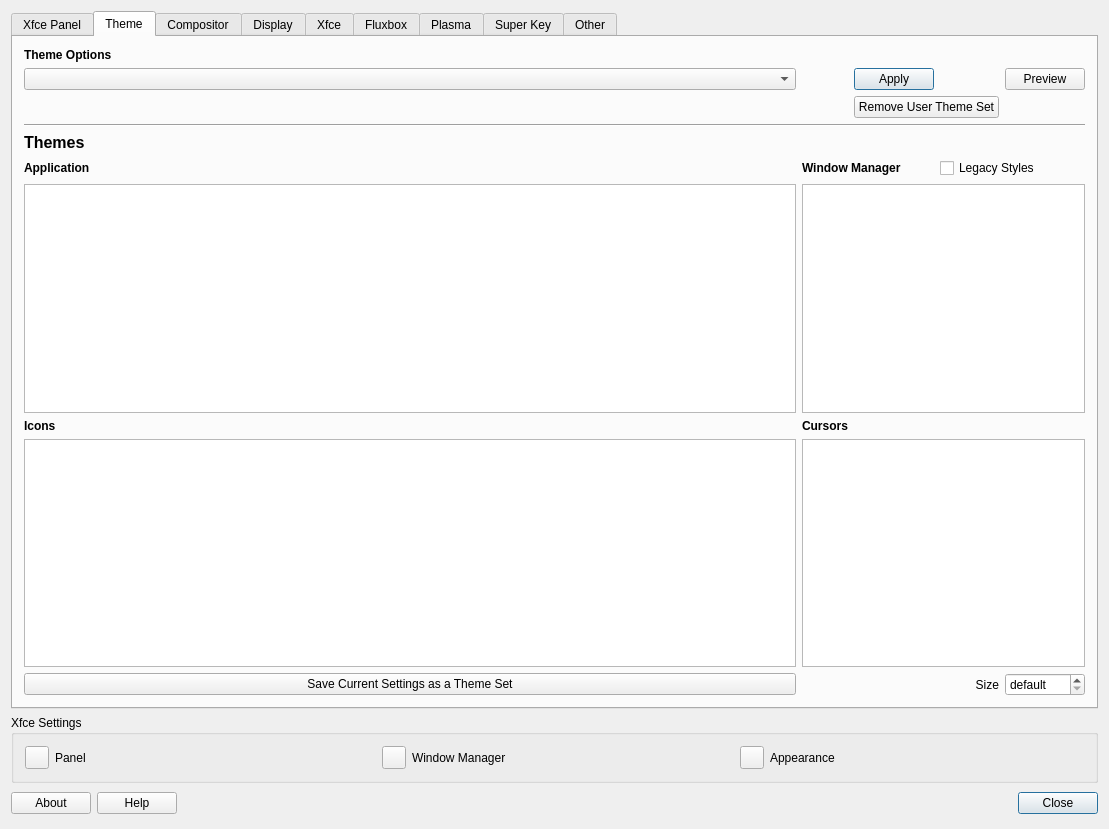
First picture: the form in defaultlook.ui, repository MX-Linux/mx-tweak, before the edit.
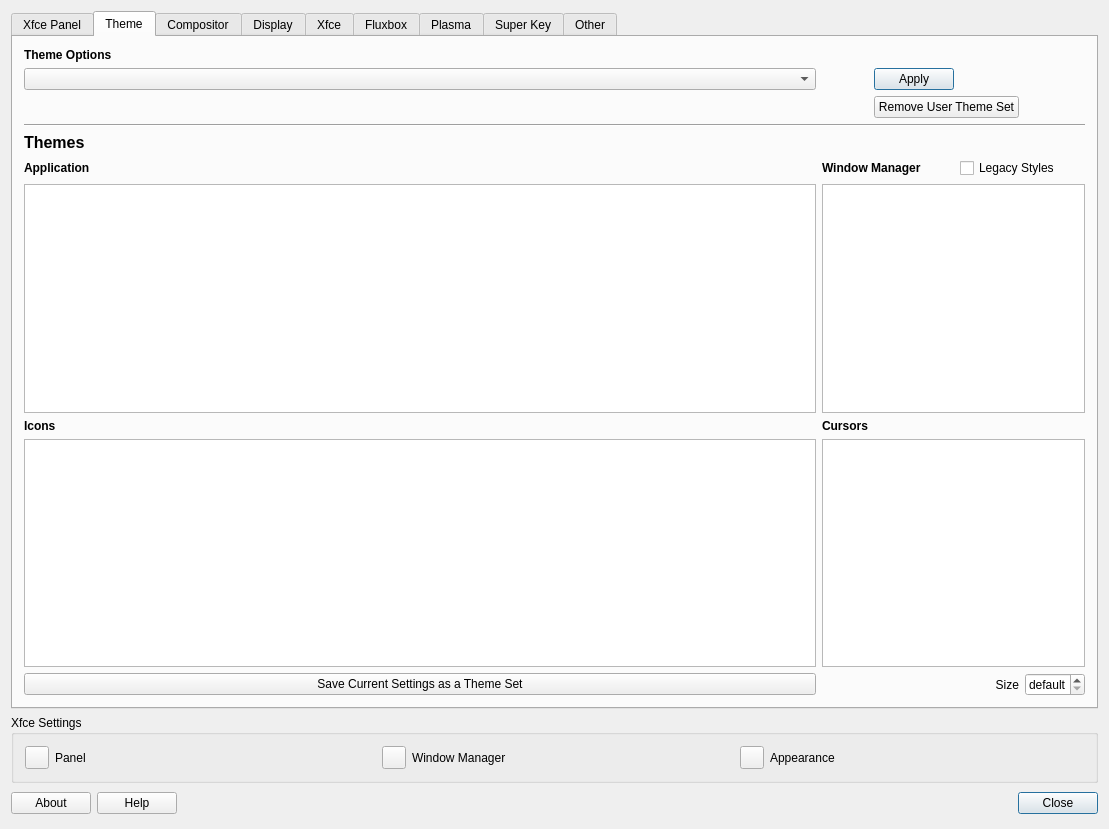
Second picture: the form after the edit. The open tabs and pages were chosen to show the change. Icons and pictures are not drawn.

Commit message: Removed theme preview button. Same fate as the theme undo button.

The edit to the form file:
```diff
--- a/defaultlook.ui
+++ b/defaultlook.ui
@@ -403,13 +403,6 @@
       <layout class="QGridLayout" name="gridLayout_6">
        <item row="0" column="0">
         <layout class="QGridLayout" name="gridLayout_5">
-         <item row="1" column="4">
-          <widget class="QPushButton" name="pushButtonPreview">
-           <property name="text">
-            <string>Preview</string>
-           </property>
-          </widget>
-         </item>
          <item row="2" column="2" colspan="2">
           <widget class="QPushButton" name="pushButtonRemoveUserThemeSet">
            <property name="text">
```
The commit also changes 2 other files.
